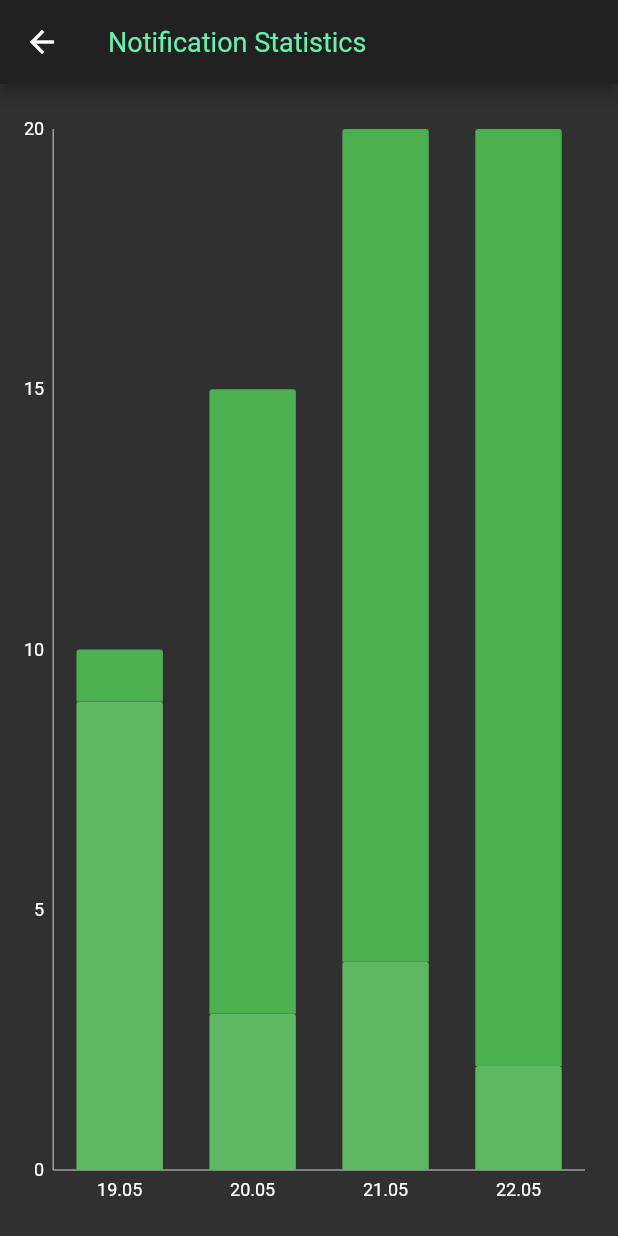
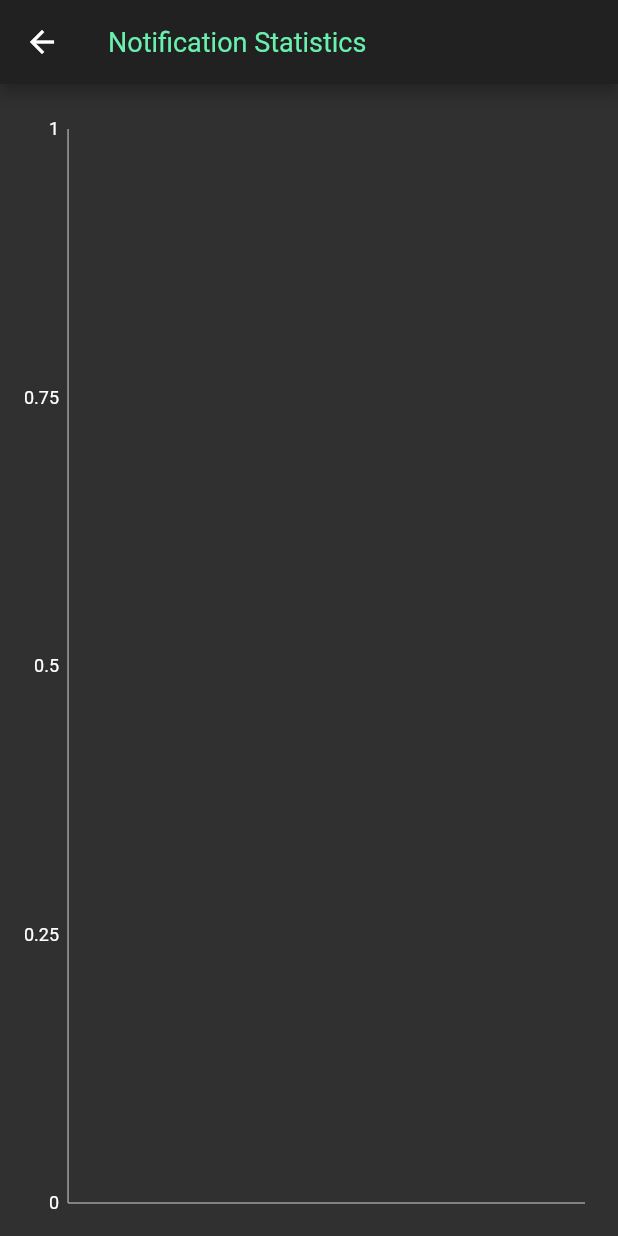
Before and after one commit to kate-kate/lucid-dreams, a Flutter app: the screen it shows after launch, after a tap on "Notification Statistics", on a phone screen of 412 x 824 dp. Run offline on Flutter 3.47's test engine with Material 2 defaults, Android fonts, the phone set to English and light mode, and no system bars; our stand-ins replace charts_flutter, flutter_local_notifications, shared_preferences, sqflite; accounts and stored records are empty.

Commit message:
inserting and reading notifications in sqlite db

```diff
--- /dev/null
+++ b/lib/database.dart
@@ -0,0 +1,33 @@
+import 'dart:io';
+import 'package:sqflite/sqflite.dart';
+import 'package:path/path.dart';
+import 'package:path_provider/path_provider.dart';
+
+class DBProvider {
+  // creating a singleton
+  DBProvider._();
+  static final DBProvider db = DBProvider._();
+
+  Database _database;
+
+  Future<Database> get database async {
+    if (_database != null) return _database;
+    // if _database is null we instantiate it
+    _database = await initDB();
+    return _database;
+  }
+
+  initDB() async {
+    Directory documentsDirectory = await getApplicationDocumentsDirectory();
+    String path = join(documentsDirectory.path, "lucid.db");
+    return await openDatabase(path, version: 1, onOpen: (db) {},
+        onCreate: (Database db, int version) async {
+      await db.execute("CREATE TABLE notifications ("
+          "id INTEGER PRIMARY KEY,"
+          "date TEXT,"
+          "is_raised BIT,"
+          "is_read BIT"
+          ")");
+    });
+  }
+}
--- a/lib/main.dart
+++ b/lib/main.dart
@@ -1,6 +1,7 @@
 import 'package:flutter/material.dart';
 import 'notification_settings.dart';
 import 'notification_statistics.dart';
+import 'notification_model.dart' as model;
 
 final ThemeData kIOSTheme = new ThemeData(brightness: Brightness.dark);
 
@@ -39,11 +40,12 @@ class LucidApp extends StatelessWidget {
           Card(
             child: ListTile(
               title: Text('Notification Statistics'),
-              onTap: () {
+              onTap: () async {
+                var chartSeries = await model.chartSeries();
                 Navigator.push(
                   context,
                   MaterialPageRoute(
-                      builder: (context) => NotificationStatistics.withSampleData()),
+                      builder: (context) => NotificationStatistics(chartSeries)),
                 );
               },
             ),
--- /dev/null
+++ b/lib/notification_model.dart
@@ -0,0 +1,84 @@
+import 'database.dart';
+import 'package:sqflite/sqflite.dart';
+import 'package:charts_flutter/flutter.dart' as charts;
+
+class Notification {
+  final int id;
+  final String date;
+  bool isRaised;
+  bool isRead;
+
+  Notification({this.id, this.date, this.isRaised, this.isRead});
+
+  Map<String, dynamic> toMap() {
+    return {'id': id, 'date': date, 'is_raised': isRaised, 'is_read': isRead};
+  }
+}
+
+Future<void> insertNotification(Notification notification) async {
+  final db = await DBProvider.db.database;
+
+  await db.insert('notifications', notification.toMap(),
+      conflictAlgorithm: ConflictAlgorithm.replace);
+}
+
+Future<List<charts.Series<NotificationDataWrapper, String>>>
+    chartSeries() async {
+  final notifList = await notifications();
+
+  Map<String, Map<String, NotificationDataWrapper>> statusNotifMap = Map();
+
+  notifList.forEach((Notification notif) {
+    String status =
+        notif.isRaised ? (notif.isRead ? 'read' : 'unread') : 'unraised';
+    Map<String, NotificationDataWrapper> dateNotifMap =
+        (statusNotifMap != null && statusNotifMap.containsKey(status))
+            ? statusNotifMap[status]
+            : new Map<String, NotificationDataWrapper>();
+
+    NotificationDataWrapper nData = dateNotifMap.containsKey(notif.date)
+        ? dateNotifMap[notif.date]
+        : NotificationDataWrapper(notif.date, 0);
+    nData.increment();
+    dateNotifMap[notif.date] = nData;
+    statusNotifMap[status] = dateNotifMap;
+  });
+
+  var res = new List<charts.Series<NotificationDataWrapper, String>>();
+
+  if (statusNotifMap['unraised'] != null) {
+    res.add(new charts.Series<NotificationDataWrapper, String>(
+      id: 'Unraised',
+      domainFn: (NotificationDataWrapper notifData, _) => notifData.date,
+      measureFn: (NotificationDataWrapper notifData, _) => notifData.count,
+      data: statusNotifMap['unraised'].values.toList(),
+      colorFn: (_, __) => charts.MaterialPalette.green.shadeDefault.lighter,
+    ));
+  }
+  return res;
+}
+
+class NotificationDataWrapper {
+  final String date;
+  int count;
+
+  NotificationDataWrapper(this.date, this.count);
+
+  increment() {
+    this.count++;
+  }
+}
+
+Future<List<Notification>> notifications() async {
+  final db = await DBProvider.db.database;
+  final List<Map<String, dynamic>> nList = await db.query('notifications');
+
+  return List.generate(nList.length, (i) {
+    return Notification(
+      id: nList[i]['id'],
+      date: nList[i]['date'],
+      isRaised: nList[i]['is_raised'] == 1 ? true : false,
+      isRead: nList[i]['is_read'] == 1 ? true : false,
+    );
+  });
+}
--- a/lib/notification_statistics.dart
+++ b/lib/notification_statistics.dart
@@ -6,15 +6,6 @@ class NotificationStatistics extends StatelessWidget {
   final bool animate;
 
   NotificationStatistics(this.seriesList, {this.animate});
-
-  /// Creates a stacked [BarChart] with sample data and no transition.
-  factory NotificationStatistics.withSampleData() {
-    return new NotificationStatistics(
-      _createSampleData(),
-      // Disable animations for image tests.
-      animate: true,
-    );
-  }
 
   @override
   Widget build(BuildContext context) {
@@ -44,46 +35,4 @@ class NotificationStatistics extends StatelessWidget {
       ),
     );
   }
-
-  /// Create series list with multiple series
-  static List<charts.Series<OrdinalSales, String>> _createSampleData() {
-    final unreadNotifCount = [
-      new OrdinalSales('19.05', 9),
-      new OrdinalSales('20.05', 3),
-      new OrdinalSales('21.05', 4),
-      new OrdinalSales('22.05', 2),
-    ];
-
-    final readNotifCount = [
-      new OrdinalSales('19.05', 1),
-      new OrdinalSales('20.05', 12),
-      new OrdinalSales('21.05', 16),
-      new OrdinalSales('22.05', 18),
-    ];
-
-    return [
-      new charts.Series<OrdinalSales, String>(
-        id: 'Desktop',
-        domainFn: (OrdinalSales sales, _) => sales.year,
-        measureFn: (OrdinalSales sales, _) => sales.sales,
-        data: unreadNotifCount,
-        colorFn: (_, __) => charts.MaterialPalette.green.shadeDefault.lighter,
-      ),
-      new charts.Series<OrdinalSales, String>(
-        id: 'Tablet',
-        domainFn: (OrdinalSales sales, _) => sales.year,
-        measureFn: (OrdinalSales sales, _) => sales.sales,
-        data: readNotifCount,
-        colorFn: (_, __) => charts.MaterialPalette.green.shadeDefault,
-      ),
-    ];
-  }
 }
-
-/// Sample ordinal data type.
-class OrdinalSales {
-  final String year;
-  final int sales;
-
-  OrdinalSales(this.year, this.sales);
-}
--- a/pubspec.yaml
+++ b/pubspec.yaml
@@ -19,6 +19,8 @@ environment:
 dependencies:
   flutter:
     sdk: flutter
+  sqflite:
+  path_provider:
 
   # The following adds the Cupertino Icons font to your application.
   # Use with the CupertinoIcons class for iOS style icons.
```
Also changed, not shown: lib/notification_settings.dart (+8 -3 lines), pubspec.lock, 1 other file.
